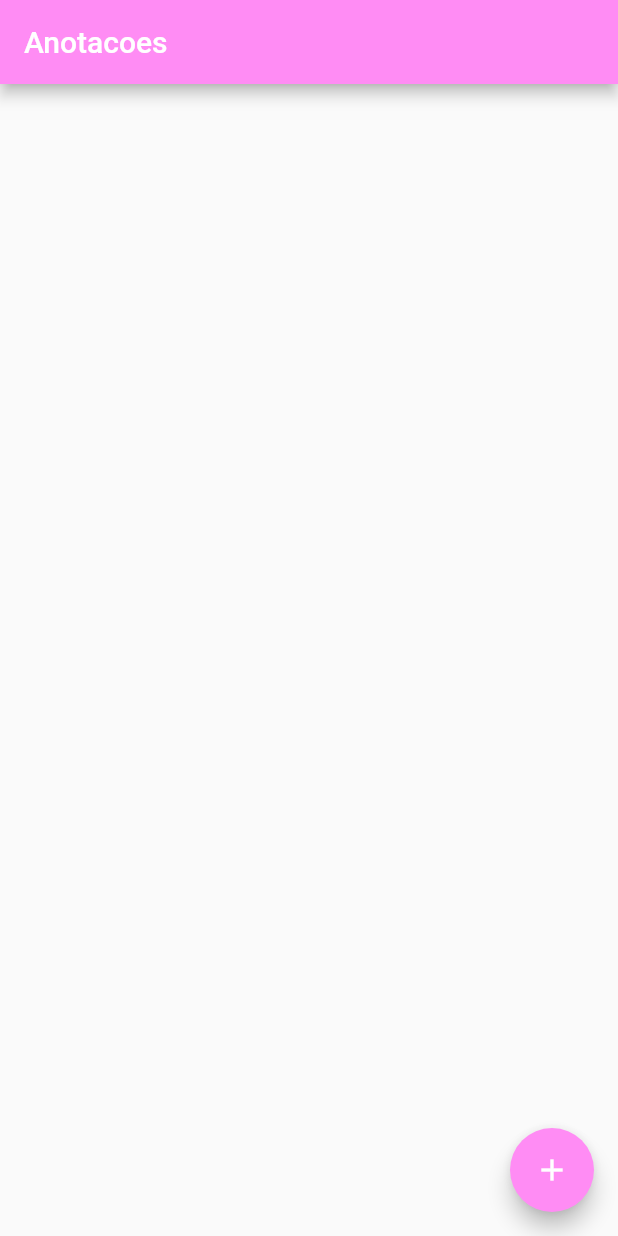
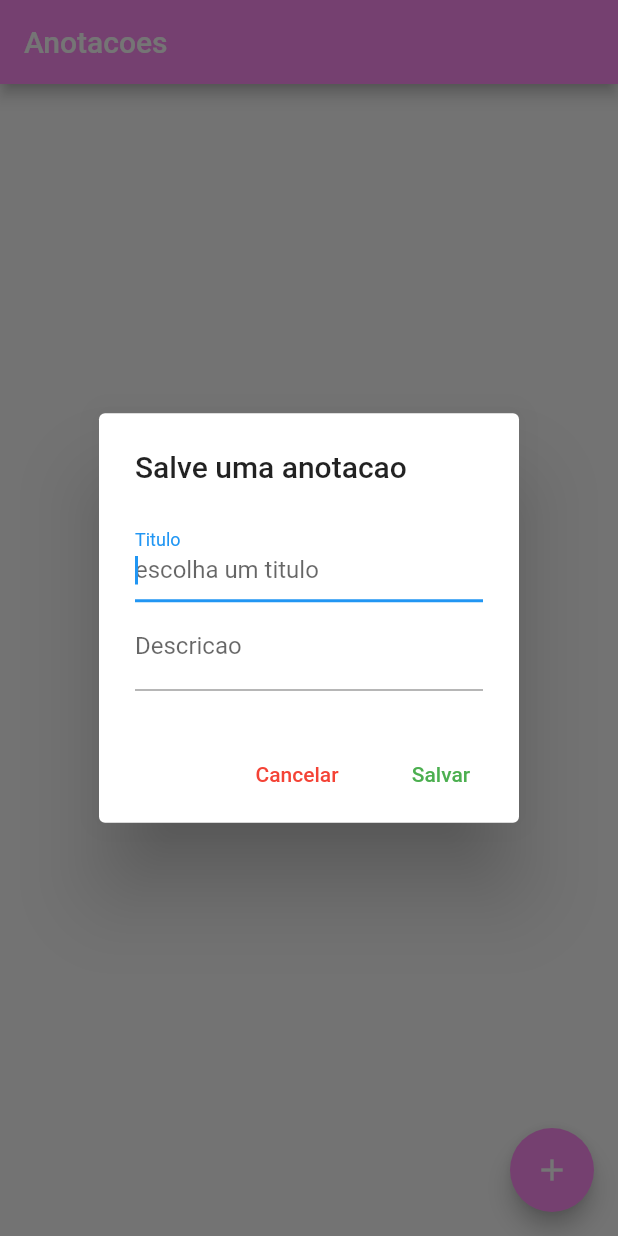
Before and after one commit to Guilherme-Calland/flutter_gui_projeto_anotacoes, a Flutter app: the screen it shows after launch, after a tap on the "add" icon, on a phone screen of 412 x 824 dp. Run offline on Flutter 3.47's test engine with Material 2 defaults, Android fonts, the phone set to English and light mode, and no system bars.

Commit message:
tela de dialogo

```diff
--- a/lib/front/PaginaPrincipal.dart
+++ b/lib/front/PaginaPrincipal.dart
@@ -1,4 +1,5 @@
 import 'package:flutter/material.dart';
+import 'package:flutter_gui_projeto_anotacoes/front/TelaDialogo.dart';
 
 class PaginaPrincipal extends StatefulWidget {
   @override
@@ -8,6 +9,8 @@ class PaginaPrincipal extends StatefulWidget {
 class _PaginaPrincipalState extends State<PaginaPrincipal> {
   @override
   Widget build(BuildContext context) {
+
+    TelaDialogo telaDialogo = TelaDialogo();
 
     var pink = Color(0xffff8cf4);
     var green = Colors.green;
@@ -22,7 +25,7 @@ class _PaginaPrincipalState extends State<PaginaPrincipal> {
       floatingActionButton: FloatingActionButton(
         backgroundColor: corTema,
         foregroundColor: Colors.white,
-        onPressed: (){},
+        onPressed: (){ telaDialogo.exibirTelaDialogo(context); },
         child: Icon(Icons.add)
       ),
     );
--- /dev/null
+++ b/lib/front/TelaDialogo.dart
@@ -0,0 +1,70 @@
+import 'package:flutter/material.dart';
+
+class TelaDialogo{
+
+  static final TelaDialogo _telaDialogo = TelaDialogo._internal();
+  TextEditingController _controladorTitulo = TextEditingController();
+  TextEditingController _controladorDescricao = TextEditingController();
+
+  factory TelaDialogo(){
+    return _telaDialogo;
+  }
+
+  TelaDialogo._internal(){}
+
+  exibirTelaDialogo(context){
+    showDialog(
+      context: context,
+      builder: (context){
+        return AlertDialog(
+          title: Text("Salve uma anotacao"),
+          content: Column(
+            mainAxisSize: MainAxisSize.min,
+            children: <Widget>[
+              TextField(
+                decoration: InputDecoration(
+                  labelText: "Titulo",
+                  hintText: 'escolha um titulo'
+                ),
+                autofocus: true,
+                controller: _controladorTitulo,
+              ),
+              TextField(
+                decoration: InputDecoration(
+                  labelText: 'Descricao',
+                  hintText: 'escolha uma descricao'
+                ),
+                controller: _controladorDescricao,
+              )
+            ],
+          ),
+          actions: <Widget>[
+            FlatButton(
+              child: Text(
+                'Cancelar',
+                style: TextStyle(
+                  color: Colors.red
+                )
+              ),
+              onPressed: (){
+                return Navigator.pop(context);
+              },
+            ),
+            FlatButton(
+              child: Text(
+                'Salvar',
+                style: TextStyle(
+                  color: Colors.green
+                ),
+              ),
+              onPressed: (){
+                //salvar
+                return Navigator.pop(context);
+              },
+            )
+          ],
+        );
+      }
+    );
+  }
+}
```
